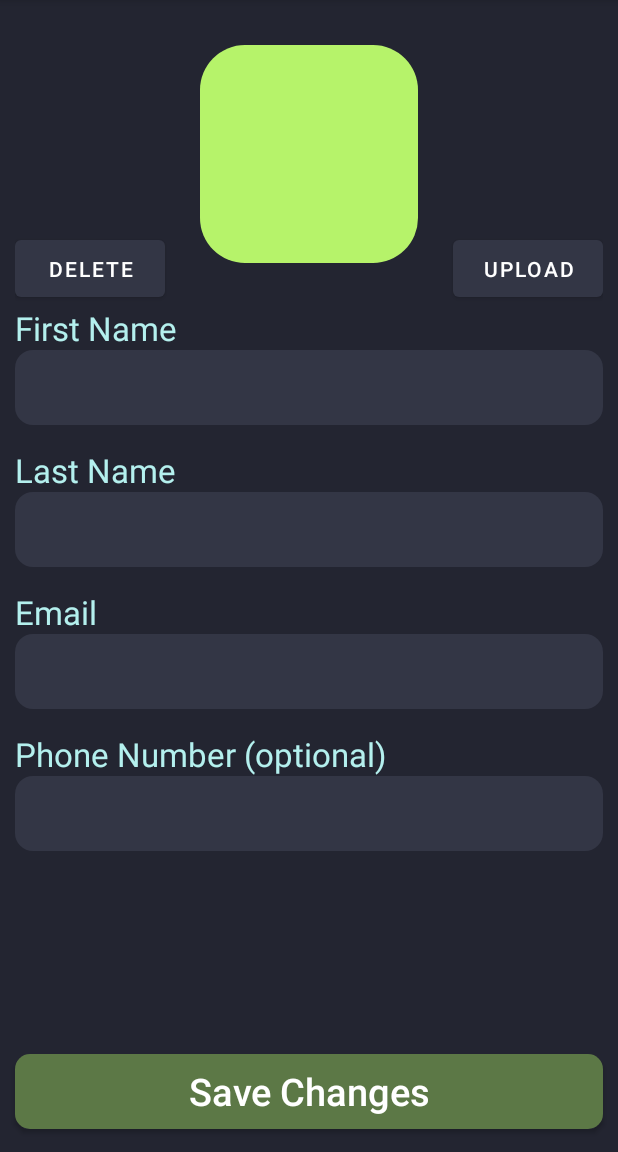
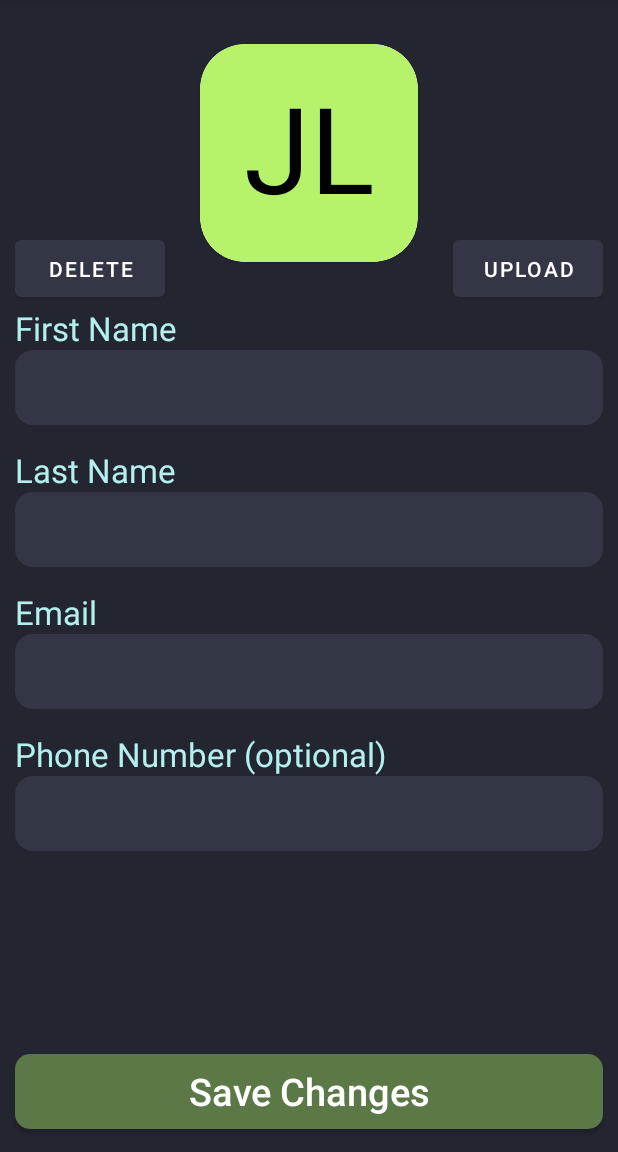
Before and after one commit to sevrynUA/Event-Lottery-App, an Android app: the fragment MyProfileFragment shown on its own in the app's theme, on a phone screen of 412 x 824 dp, the part 84-1236 px from its top. Run offline under Robolectric (Android 15) with nearby library versions, the phone set to English and light mode, and no system bars; our stand-ins replace Firebase (no records; nobody signed in at launch, a user with empty details on screens opened directly); libraries missing offline, so code that uses them is left out: com.journeyapps.barcodescanner.

Commit message:
fixed user images to be rounded

```diff
--- a/CelerySticks/app/src/main/res/layout/fragment_my_profile.xml
+++ b/CelerySticks/app/src/main/res/layout/fragment_my_profile.xml
@@ -27,6 +27,16 @@
         android:layout_gravity="center">
 
 
+        <com.google.android.material.card.MaterialCardView
+            android:id="@+id/profile_relativeLayout3"
+            android:layout_width="145dp"
+            android:layout_height="145dp"
+            app:layout_constraintBottom_toBottomOf="parent"
+            app:layout_constraintEnd_toEndOf="parent"
+            app:layout_constraintStart_toStartOf="parent"
+            app:cardCornerRadius="30dp"
+            app:layout_constraintTop_toTopOf="parent">
+
             <RelativeLayout
                 android:id="@+id/relativeLayout3"
                 android:layout_width="145dp"
@@ -35,23 +45,18 @@
                 android:layout_alignBottom="@+id/icon_initials"
                 android:layout_alignParentStart="true"
                 android:layout_alignParentEnd="true"
-            android:background="@drawable/rounded_rectangle_filled"
-            app:layout_constraintBottom_toBottomOf="@+id/icon_initials"
-            app:layout_constraintEnd_toEndOf="@+id/icon_initials"
-            app:layout_constraintHorizontal_bias="0.483"
-            app:layout_constraintStart_toStartOf="@+id/icon_initials"
-            app:layout_constraintTop_toTopOf="@+id/icon_initials">
-
+                android:background="@drawable/rounded_rectangle_filled">
             </RelativeLayout>
 
 
             <TextView
                 android:id="@+id/icon_initials"
                 android:layout_width="145dp"
-            android:layout_height="123dp"
+                android:layout_height="125dp"
+                android:layout_marginTop="10dp"
                 android:padding="5sp"
                 android:scaleType="fitXY"
-            android:text=""
+                android:text="JL"
                 android:textAlignment="center"
                 android:textColor="@color/black"
                 android:textSize="80sp"
@@ -59,6 +64,15 @@
                 app:layout_constraintEnd_toEndOf="parent"
                 app:layout_constraintStart_toStartOf="parent"
                 app:layout_constraintTop_toTopOf="parent" />
+
+            <ImageView
+                android:id="@+id/user_image_profile_screen"
+                android:layout_width="145dp"
+                android:layout_height="145dp"
+                android:scaleType="centerCrop">
+            </ImageView>
+        </com.google.android.material.card.MaterialCardView>
+
 
         <Button
             android:id="@+id/upload_user_image_button"
@@ -79,17 +93,6 @@
             app:layout_constraintStart_toStartOf="parent">
 
         </Button>
-
-        <ImageView
-            android:id="@+id/user_image_profile_screen"
-            android:layout_width="145dp"
-            android:layout_height="145dp"
-            android:scaleType="centerCrop"
-            app:layout_constraintBottom_toBottomOf="@+id/relativeLayout3"
-            app:layout_constraintEnd_toEndOf="@+id/relativeLayout3"
-            app:layout_constraintStart_toStartOf="@+id/relativeLayout3"
-            app:layout_constraintTop_toTopOf="@+id/relativeLayout3">
-        </ImageView>
 
     </androidx.constraintlayout.widget.ConstraintLayout>
 
```
Also changed, not shown: CelerySticks/app/src/main/res/layout/profile_details.xml (+16 -18 lines). Lines whose indentation alone changed are shown as unchanged.
